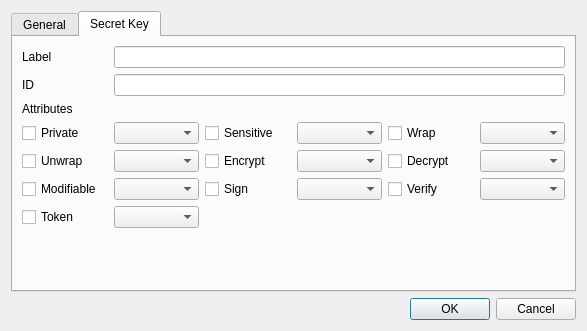
Old version of the form HsmMan/gen_key_dlg.ui in the repository jykim74/CryptokiMan.
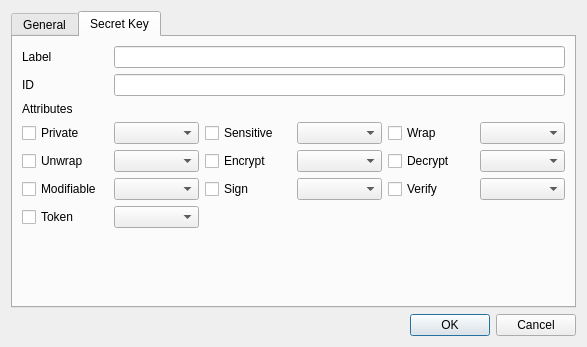
New version of the form.

The edit to the form file:
```diff
--- a/HsmMan/gen_key_dlg.ui
+++ b/HsmMan/gen_key_dlg.ui
@@ -7,7 +7,7 @@
     <x>0</x>
     <y>0</y>
     <width>587</width>
-    <height>331</height>
+    <height>347</height>
    </rect>
   </property>
   <property name="windowTitle">
```
Left out of the diff: 2 changed lines with no effect on the pictures.
